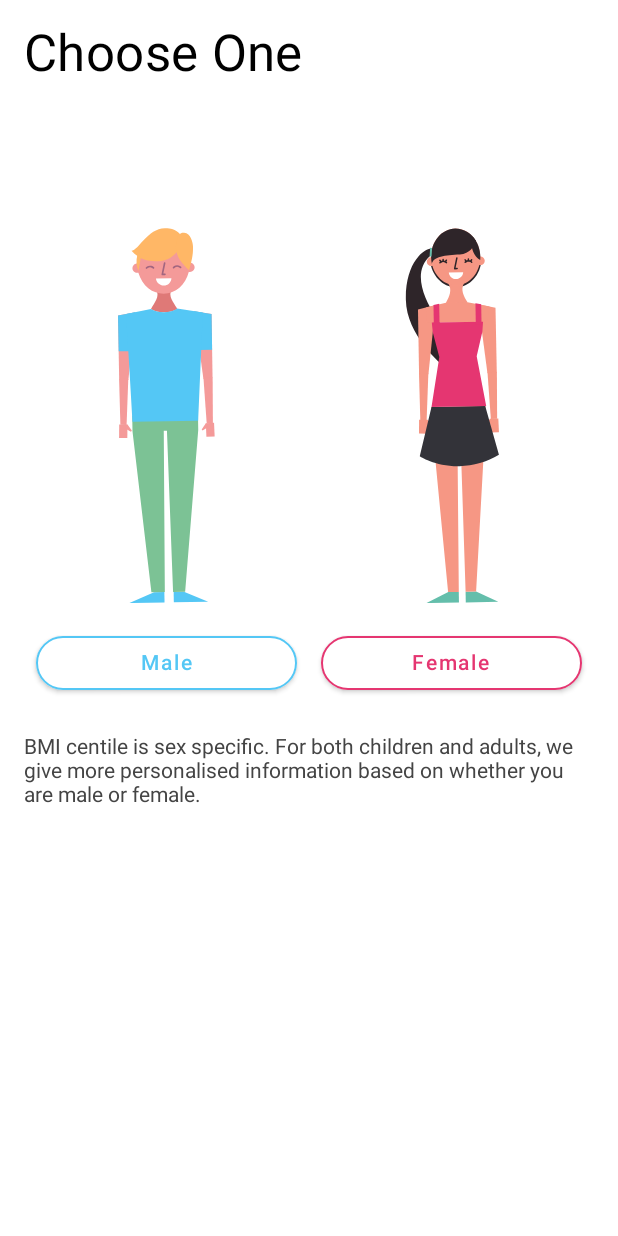
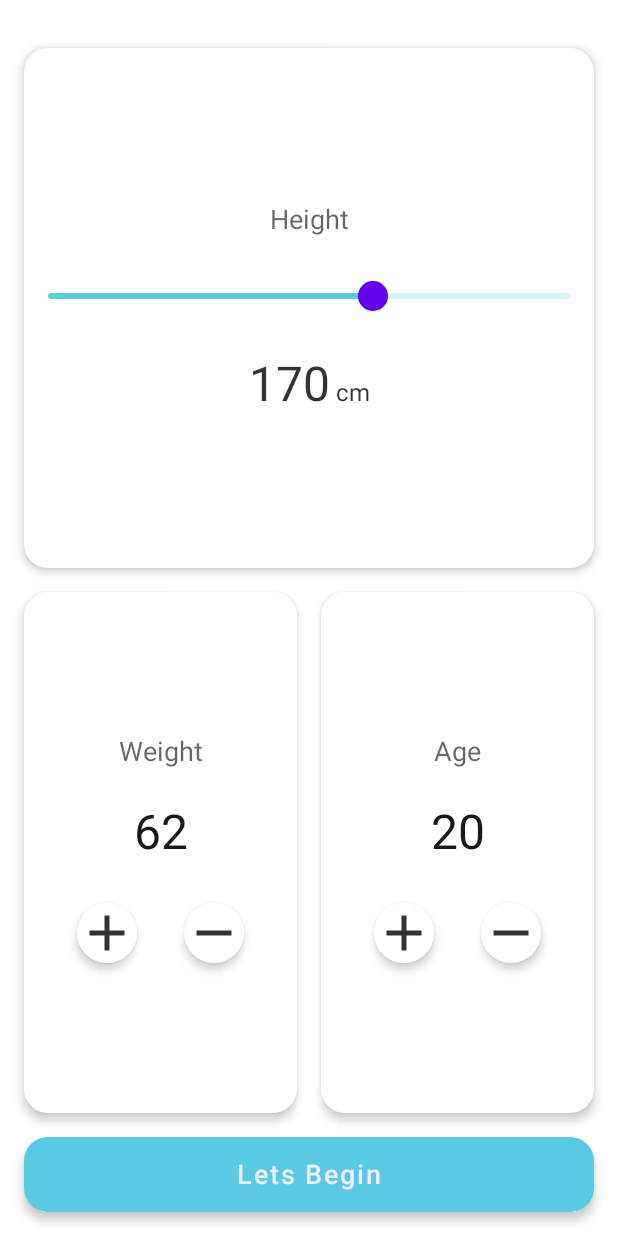
Before and after one commit to DevHalimMahmoud/BMICalculator, an Android app built with Jetpack Compose: the screen it shows after launch (MainActivity), after a tap on "Male", on a phone screen of 412 x 824 dp. Run offline under Robolectric (Android 15) with nearby library versions, the phone set to English and light mode, and no system bars.

Commit message:
implementing height weight screen

```diff
--- a/app/build.gradle
+++ b/app/build.gradle
@@ -1,6 +1,7 @@
 plugins {
     id 'com.android.application'
     id 'kotlin-android'
+
 }
 
 android {
@@ -68,7 +69,6 @@ dependencies {
     debugImplementation "androidx.compose.ui:ui-tooling:$compose_version"
 
 
-
     implementation("androidx.compose.ui:ui:1.0.1")
     // Tooling support (Previews, etc.)
     implementation("androidx.compose.ui:ui-tooling:1.0.1")
@@ -89,4 +89,7 @@ dependencies {
     implementation "androidx.constraintlayout:constraintlayout-compose:1.0.0-beta02"
 
 
+    implementation 'com.kevalpatel2106:ruler-picker:1.1'
+
+
 }
--- a/app/src/main/java/com/example/bmicalculator/MainActivity.kt
+++ b/app/src/main/java/com/example/bmicalculator/MainActivity.kt
@@ -5,33 +5,30 @@ import androidx.activity.ComponentActivity
 import androidx.activity.compose.setContent
 import androidx.compose.runtime.Composable
 import androidx.compose.ui.tooling.preview.Preview
-import androidx.navigation.NavController
 import androidx.navigation.compose.NavHost
 import androidx.navigation.compose.composable
 import androidx.navigation.compose.rememberNavController
 import com.example.bmicalculator.ui.screens.GenderScreen
 import com.example.bmicalculator.ui.screens.SplashScreen
+import com.example.bmicalculator.ui.screens.WeightHeightScreen
+
 
 class MainActivity : ComponentActivity() {
-
     override fun onCreate(savedInstanceState: Bundle?) {
         super.onCreate(savedInstanceState)
-
         setContent {
             val navController = rememberNavController()
             NavHost(navController = navController, startDestination = "splash_screen") {
 
                 composable("gender_screen") { GenderScreen(navController) }
                 composable("splash_screen") { SplashScreen(navController) }
-
+                composable("weight_height_screen") { WeightHeightScreen(navController) }
             }
 
         }
+
     }
 }
-
-
-
 
 
 @Preview(showBackground = true)
--- a/app/src/main/java/com/example/bmicalculator/ui/screens/GenderScreen.kt
+++ b/app/src/main/java/com/example/bmicalculator/ui/screens/GenderScreen.kt
@@ -110,7 +110,7 @@ fun GenderScreenContent(navController: NavController) {
                 shape = RoundedCornerShape(50), // = 50% percent
                 //or shape = CircleShape
                 colors = ButtonDefaults.outlinedButtonColors(contentColor = Color(0xFF54c7f5)),
-                onClick = { navController.navigate("friends") },
+                onClick = { navController.navigate("weight_height_screen") },
                 modifier = Modifier
                     .weight(0.5f)
                     .padding(8.dp)
@@ -124,7 +124,7 @@ fun GenderScreenContent(navController: NavController) {
                 shape = RoundedCornerShape(50), // = 50% percent
                 //or shape = CircleShape
                 colors = ButtonDefaults.outlinedButtonColors(contentColor = Color(0xFFe53671)),
-                onClick = { navController.navigate("friends") },
+                onClick = { navController.navigate("weight_height_screen") },
                 modifier = Modifier
                     .weight(0.5f)
                     .padding(8.dp)
@@ -159,5 +159,5 @@ fun GenderScreenContent(navController: NavController) {
 @Preview(showBackground = true)
 @Composable
 fun DefaultPreview() {
-        GenderScreen(navController = rememberNavController())
+    GenderScreen(navController = rememberNavController())
 }
--- /dev/null
+++ b/app/src/main/java/com/example/bmicalculator/ui/screens/WeightHeightScreen.kt
@@ -0,0 +1,220 @@
+package com.example.bmicalculator.ui.screens
+
+import androidx.compose.foundation.layout.*
+import androidx.compose.material.Slider
+import androidx.compose.material.SliderDefaults
+import androidx.compose.material.Text
+import androidx.compose.material.icons.Icons
+import androidx.compose.material.icons.filled.Add
+import androidx.compose.material.icons.filled.Remove
+import androidx.compose.runtime.Composable
+import androidx.compose.runtime.MutableState
+import androidx.compose.runtime.mutableStateOf
+import androidx.compose.runtime.remember
+import androidx.compose.ui.Alignment
+import androidx.compose.ui.Modifier
+import androidx.compose.ui.graphics.Color
+import androidx.compose.ui.text.SpanStyle
+import androidx.compose.ui.text.TextStyle
+import androidx.compose.ui.text.buildAnnotatedString
+import androidx.compose.ui.text.withStyle
+import androidx.compose.ui.tooling.preview.Preview
+import androidx.compose.ui.unit.dp
+import androidx.compose.ui.unit.sp
+import androidx.navigation.NavHostController
+import androidx.navigation.compose.rememberNavController
+import com.example.bmicalculator.ui.theme.AppTheme
+import com.example.bmicalculator.ui.theme.accentColor
+import com.example.bmicalculator.ui.widgets.RoundIconButton
+import com.example.bmicalculator.ui.widgets.RoundedButton
+import com.example.bmicalculator.ui.widgets.RoundedCard
+import com.example.bmicalculator.ui.widgets.textStyle
+
+@Composable
+fun WeightHeightScreen(navController: NavHostController) {
+    Column(
+        modifier = Modifier
+            .padding(16.dp)
+            .fillMaxSize(),
+        verticalArrangement = Arrangement.SpaceAround
+    ) {
+
+        val heightState = remember { mutableStateOf(170) }
+        val weightState: MutableState<Int> = remember { mutableStateOf(62) }
+        val ageState: MutableState<Int> = remember { mutableStateOf(20) }
+        PickerView(
+            modifier = Modifier
+                .weight(1f)
+                .fillMaxWidth()
+                .padding(top = 16.dp),
+            heightState = heightState,
+            weightState = weightState,
+            ageState = ageState
+        )
+        RoundedButton(
+            text = "Lets Begin",
+            onClick = {
+//                val bmi = BmiCalculator(
+//                    heightState.value,
+//                    weightState.value
+//                )
+//                navigateTo(Screen.Result(bmi))
+            },
+            modifier = Modifier
+                .fillMaxWidth()
+                .padding(top = 16.dp)
+        )
+    }
+}
+
+@Composable
+private fun PickerView(
+    modifier: Modifier = Modifier,
+    heightState: MutableState<Int>,
+    weightState: MutableState<Int>,
+    ageState: MutableState<Int>
+) {
+    Column(
+        modifier = modifier,
+        verticalArrangement = Arrangement.SpaceEvenly
+    ) {
+        HeightSelector(
+            modifier = Modifier
+                .weight(1f)
+                .align(Alignment.CenterHorizontally)
+                .padding(bottom = 8.dp)
+                .fillMaxHeight(),
+            heightState = heightState
+        )
+        Row(
+            modifier = Modifier
+                .weight(1f)
+                .fillMaxHeight()
+                .padding(top = 8.dp),
+            horizontalArrangement = Arrangement.SpaceEvenly
+        ) {
+            NumberPicker(
+                label = "Weight",
+                modifier = Modifier
+                    .weight(1f)
+                    .padding(end = 8.dp)
+                    .fillMaxHeight(),
+                pickerState = weightState
+            )
+            NumberPicker(
+                label = "Age",
+                modifier = Modifier
+                    .weight(1f)
+                    .padding(start = 8.dp)
+                    .fillMaxHeight(),
+                pickerState = ageState
+            )
+        }
+    }
+}
+
+@Composable
+private fun HeightSelector(
+    modifier: Modifier = Modifier,
+    heightState: MutableState<Int>
+) {
+    val height = buildAnnotatedString {
+        withStyle(
+            style = SpanStyle(fontSize = 32.sp)
+        ) { append(heightState.value.toString()) }
+        append(" cm")
+    }
+    RoundedCard(modifier = modifier) {
+        Column(
+            modifier = Modifier
+                .fillMaxHeight(),
+            //.gravity(Alignment.CenterHorizontally),
+            verticalArrangement = Arrangement.Center,
+            horizontalAlignment = Alignment.CenterHorizontally
+        ) {
+            Text(
+                text = "Height",
+                modifier = ColumnChildModifier,
+                style = LabelStyle
+            )
+            Slider(
+                value = heightState.value.toFloat(),
+                onValueChange = { heightState.value = it.toInt() },
+                modifier = Modifier
+                    .fillMaxWidth()
+                    .padding(8.dp),
+                valueRange = (1f..272f),
+                colors = SliderDefaults.colors(
+                    activeTrackColor = accentColor
+                )
+            )
+            Text(
+                text = height,
+                modifier = ColumnChildModifier,
+                style = textStyle
+            )
+        }
+    }
+}
+
+@Composable
+private fun NumberPicker(
+    label: String,
+    modifier: Modifier = Modifier,
+    pickerState: MutableState<Int>,
+    range: IntRange = 1..100
+) {
+    RoundedCard(modifier = modifier) {
+        Column(
+            modifier = Modifier,
+            verticalArrangement = Arrangement.spacedBy(8.dp, Alignment.CenterVertically),
+            horizontalAlignment = Alignment.CenterHorizontally
+        ) {
+            Text(
+                text = label,
+                style = LabelStyle,
+                modifier = ColumnChildModifier
+            )
+            Text(
+                text = pickerState.value.toString(),
+                style = ValueStyle,
+                modifier = ColumnChildModifier
+            )
+            Row(
+                horizontalArrangement = Arrangement.SpaceEvenly,
+                modifier = ColumnChildModifier.fillMaxWidth()
+            ) {
+                RoundIconButton(imageVector = Icons.Default.Add, onClick = {
+                    if (pickerState.value < range.last) {
+                        pickerState.value = pickerState.value + 1
+                    }
+                })
+                RoundIconButton(imageVector = Icons.Default.Remove, onClick = {
+                    if (pickerState.value > range.first) {
+                        pickerState.value = pickerState.value - 1
+                    }
+                })
+            }
+        }
+    }
+}
+
+@Preview
+@Composable
+private fun ScreenPreview() {
+    AppTheme {
+        WeightHeightScreen(navController = rememberNavController())
+    }
+}
+
+private val LabelStyle = TextStyle(
+    color = Color.Black.copy(alpha = 0.6f),
+    fontSize = 18.sp
+)
+
+private val ValueStyle = TextStyle(
+    color = Color.Black.copy(alpha = 0.9f),
+    fontSize = 32.sp
+)
+
+private val ColumnChildModifier = Modifier.padding(8.dp)    //.gravity(Alignment.CenterHorizontally)
--- a/app/src/main/java/com/example/bmicalculator/ui/theme/Color.kt
+++ b/app/src/main/java/com/example/bmicalculator/ui/theme/Color.kt
@@ -1,8 +1,62 @@
 package com.example.bmicalculator.ui.theme
 
+import androidx.compose.foundation.background
+import androidx.compose.foundation.layout.Box
+import androidx.compose.foundation.layout.Column
+import androidx.compose.foundation.layout.fillMaxWidth
+import androidx.compose.foundation.layout.height
+import androidx.compose.runtime.Composable
+import androidx.compose.ui.Modifier
 import androidx.compose.ui.graphics.Color
+import androidx.compose.ui.tooling.preview.Preview
+import androidx.compose.ui.unit.dp
 
-val Purple200 = Color(0xFFBB86FC)
-val Purple500 = Color(0xFF6200EE)
-val Purple700 = Color(0xFF3700B3)
-val Teal200 = Color(0xFF03DAC5)
+val Red200 = Color(0xfff297a2)
+val Red300 = Color(0xffea6d7e)
+val Red700 = Color(0xffdd0d3c)
+val Red800 = Color(0xffd00036)
+val Red900 = Color(0xffc20029)
+
+val purple200 = Color(0xFFBB86FC)
+val purple500 = Color(0xFF6200EE)
+val purple700 = Color(0xFF3700B3)
+val teal200 = Color(0xFF03DAC5)
+
+// Referenced from https://github.com/alirzadev/BMI-Calculator/blob/master/lib/utilities/constants.dart
+val backgroundColor = Color(0xFFF0EEF3)
+val darkTextColor = Color(0xFF5B6275)
+val lightTextColor = Color.Gray
+val foregroundColor = Color(0xFFF0EEF3)
+val accentColor = Color(0xFF59CAE2)
+
+// Palette colors referenced from https://dribbble.com/shots/11368106-BMI-Calculator-App-Neumorphism
+val color1 = Color(0xFFD5D6D7)
+val color2 = Color(0xFFB9C3C9)
+val color3 = Color(0xFF2CA1BC)
+val color4 = Color(0xFF727789)
+val color5 = Color(0xFF4D5468)
+
+val whitishColor = color1
+val whitishVariantColor = color2
+val bluishColor = color3
+val darkVariantColor = color5
+val darkColor = color4
+
+@Preview
+@Composable
+private fun ColorDemo() {
+    val colors = listOf(
+        backgroundColor, darkTextColor, lightTextColor, foregroundColor, accentColor,
+        whitishColor, whitishVariantColor, bluishColor, darkVariantColor, darkColor
+    )
+    Column {
+        colors.forEach {
+            Box(
+                modifier = Modifier
+                    .fillMaxWidth()
+                    .height(16.dp)
+                    .background(it)
+            )
+        }
+    }
+}
--- a/app/src/main/java/com/example/bmicalculator/ui/theme/Shape.kt
+++ b/app/src/main/java/com/example/bmicalculator/ui/theme/Shape.kt
@@ -4,7 +4,7 @@ import androidx.compose.foundation.shape.RoundedCornerShape
 import androidx.compose.material.Shapes
 import androidx.compose.ui.unit.dp
 
-val Shapes = Shapes(
+val shapes = Shapes(
     small = RoundedCornerShape(4.dp),
     medium = RoundedCornerShape(4.dp),
     large = RoundedCornerShape(0.dp)
--- /dev/null
+++ b/app/src/main/java/com/example/bmicalculator/ui/widgets/RoundIconButton.kt
@@ -0,0 +1,54 @@
+package com.example.bmicalculator.ui.widgets
+
+import androidx.compose.foundation.clickable
+import androidx.compose.foundation.layout.padding
+import androidx.compose.foundation.layout.size
+import androidx.compose.foundation.shape.CircleShape
+import androidx.compose.material.Card
+import androidx.compose.material.Icon
+import androidx.compose.material.MaterialTheme
+import androidx.compose.material.icons.Icons
+import androidx.compose.material.icons.outlined.Notifications
+import androidx.compose.runtime.Composable
+import androidx.compose.ui.Modifier
+import androidx.compose.ui.graphics.Color
+import androidx.compose.ui.graphics.vector.ImageVector
+import androidx.compose.ui.tooling.preview.Preview
+import androidx.compose.ui.unit.Dp
+import androidx.compose.ui.unit.dp
+import com.example.bmicalculator.ui.theme.AppTheme
+
+private val RippleRadius = 24.dp
+private val IconButtonSizeModifier = Modifier.size(40.dp)
+
+@Composable
+fun RoundIconButton(
+    imageVector: ImageVector,
+    onClick: () -> Unit,
+    modifier: Modifier = Modifier,
+    tint: Color = Color.Black.copy(alpha = 0.8f),
+    backgroundColor: Color = MaterialTheme.colors.background,
+    elevation: Dp = 4.dp
+) {
+    Card(
+        modifier = modifier.padding(all = 4.dp)
+            .clickable(onClick = onClick)
+            .then(IconButtonSizeModifier),
+        shape = CircleShape,
+        backgroundColor = backgroundColor,
+        elevation = elevation
+    ) {
+        Icon(imageVector, null, tint = tint)
+    }
+}
+
+@Preview
+@Composable
+private fun RoundIconPreview() {
+    AppTheme {
+        RoundIconButton(
+            imageVector = Icons.Outlined.Notifications,
+            onClick = {}
+        )
+    }
+}
--- /dev/null
+++ b/app/src/main/java/com/example/bmicalculator/ui/widgets/RoundedButton.kt
@@ -0,0 +1,91 @@
+package com.example.bmicalculator.ui.widgets
+
+import androidx.compose.foundation.layout.Row
+import androidx.compose.foundation.layout.height
+import androidx.compose.foundation.shape.RoundedCornerShape
+import androidx.compose.material.Button
+import androidx.compose.material.ButtonDefaults
+import androidx.compose.material.Text
+import androidx.compose.runtime.Composable
+import androidx.compose.runtime.MutableState
+import androidx.compose.runtime.mutableStateOf
+import androidx.compose.ui.Modifier
+import androidx.compose.ui.graphics.Color
+import androidx.compose.ui.tooling.preview.Preview
+import androidx.compose.ui.unit.Dp
+import androidx.compose.ui.unit.dp
+import androidx.compose.ui.unit.sp
+import com.example.bmicalculator.ui.theme.AppTheme
+import com.example.bmicalculator.ui.theme.accentColor
+import com.example.bmicalculator.ui.theme.backgroundColor
+import com.example.bmicalculator.ui.theme.foregroundColor
+
+
+private val IconButtonSizeModifier = Modifier.height(50.dp)
+
+@Composable
+fun RoundedButton(
+    text: String,
+    onClick: () -> Unit,
+    modifier: Modifier = Modifier,
+    elevation: Dp = 4.dp,
+    backGroundColor: Color = accentColor,
+    contentColor: Color = foregroundColor
+) {
+    Button(
+        onClick = onClick,
+        shape = RoundedCornerShape(16.dp),
+        modifier = modifier then IconButtonSizeModifier,
+        colors = ButtonDefaults.buttonColors(
+            backgroundColor = backGroundColor,
+            contentColor = contentColor
+        ),
+        elevation = ButtonDefaults.elevation(elevation)
+    ) {
+        Text(text = text, fontSize = 18.sp)
+    }
+}
+
+@Composable
+fun RoundedToggleButton(
+    state: MutableState<Boolean>,
+    text: String,
+    onClick: () -> Unit,
+    modifier: Modifier = Modifier,
+    activeColor: Color = accentColor,
+    inactiveColor: Color = backgroundColor
+) {
+    Button(
+        onClick = onClick,
+        shape = RoundedCornerShape(16.dp),
+        modifier = modifier then IconButtonSizeModifier,
+        colors = ButtonDefaults.buttonColors(
+            backgroundColor = if (state.value) activeColor else inactiveColor,
+            contentColor = if (state.value) foregroundColor else Color.Gray
+        )
+    ) {
+        Text(text = text, fontSize = 18.sp)
+    }
+}
+
+@Preview
+@Composable
+private fun ButtonPreview() {
+    AppTheme {
+        RoundedButton(text = "Button", onClick = {})
+    }
+}
+
+@Preview
+@Composable
+private fun ToggleButtonPreview() {
+    AppTheme {
+        val trueState = mutableStateOf(true)
+        val falseState = mutableStateOf(false)
+        Row {
+            RoundedToggleButton(state = trueState, text = "True", onClick = {})
+            EmptyWidth()
+            RoundedToggleButton(state = falseState, text = "False", onClick = {})
+        }
+    }
+}
--- /dev/null
+++ b/app/src/main/java/com/example/bmicalculator/ui/widgets/RoundedCard.kt
@@ -0,0 +1,47 @@
+package com.example.bmicalculator.ui.widgets
+
+import androidx.compose.foundation.layout.padding
+import androidx.compose.foundation.shape.RoundedCornerShape
+import androidx.compose.material.Card
+import androidx.compose.material.MaterialTheme
+import androidx.compose.material.Text
+import androidx.compose.runtime.Composable
+import androidx.compose.ui.Modifier
+import androidx.compose.ui.graphics.Color
+import androidx.compose.ui.text.TextStyle
+import androidx.compose.ui.tooling.preview.Preview
+import androidx.compose.ui.unit.Dp
+import androidx.compose.ui.unit.dp
+import androidx.compose.ui.unit.sp
+import com.example.bmicalculator.ui.theme.AppTheme
+
+val textStyle = TextStyle(
+    fontSize = 16.sp,
+    color = Color.Black.copy(alpha = 0.8f)
+)
+@Composable
+fun RoundedCard(
+    modifier: Modifier = Modifier,
+    color: Color = MaterialTheme.colors.background,
+    elevation: Dp = 4.dp,
+    content: @Composable() () -> Unit
+) {
+    Card(
+        modifier = modifier,
+        shape = RoundedCornerShape(16.dp),
+        backgroundColor = color,
+        elevation = elevation
+    ) {
+        content()
+    }
+}
+
+@Preview
+@Composable
+private fun RoundedCardPreview() {
+    AppTheme {
+        RoundedCard {
+            Text(text = "RoundedCard", modifier = Modifier.padding(8.dp), style = textStyle)
+        }
+    }
+}
--- a/build.gradle
+++ b/build.gradle
@@ -10,7 +10,6 @@ buildscript {
     dependencies {
         classpath 'com.android.tools.build:gradle:7.0.1'
         classpath "org.jetbrains.kotlin:kotlin-gradle-plugin:1.5.21"
-
         // NOTE: Do not place your application dependencies here; they belong
         // in the individual module build.gradle files
     }
```
Also changed, not shown: app/src/main/java/com/example/bmicalculator/ui/theme/Theme.kt (+32 -31 lines), app/src/main/java/com/example/bmicalculator/ui/theme/Type.kt (+59 -8 lines), app/src/main/java/com/example/bmicalculator/ui/widgets/Spaces.kt (added, +20 -0 lines), app/src/main/java/com/example/bmicalculator/util/BMICalculator.kt (added, +10 -0 lines), app/src/main/res/font/montserrat_bold.ttf (added), app/src/main/res/font/montserrat_regular.ttf (added). Lines whose indentation alone changed are shown as unchanged.
